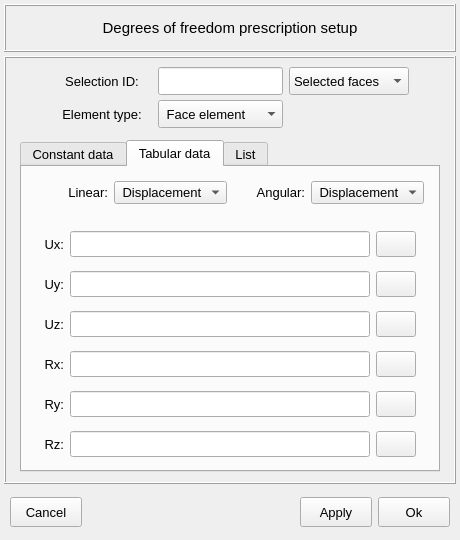
Old version of the form vibra/interface/data/ui_files/model/structural/excitations/dof_prescription_inputs.ui in the repository MOPT-UFSC/VIBRA.
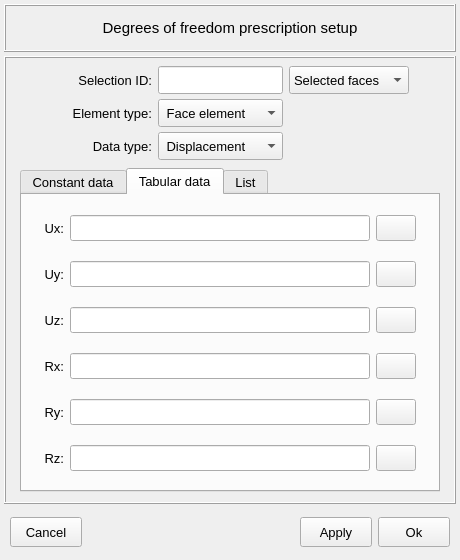
New version of the form. The open tabs and pages were chosen to show the change. Icons and pictures are not drawn.

```diff
--- a/vibra/interface/data/ui_files/model/structural/excitations/dof_prescription_inputs.ui
+++ b/vibra/interface/data/ui_files/model/structural/excitations/dof_prescription_inputs.ui
@@ -10,7 +10,7 @@
     <x>0</x>
     <y>0</y>
     <width>460</width>
-    <height>540</height>
+    <height>560</height>
    </rect>
   </property>
   <property name="sizePolicy">
@@ -28,7 +28,7 @@
   <property name="maximumSize">
    <size>
     <width>460</width>
-    <height>540</height>
+    <height>560</height>
    </size>
   </property>
   <property name="font">
@@ -157,7 +157,7 @@
         <property name="maximumSize">
          <size>
           <width>16777215</width>
-          <height>72</height>
+          <height>120</height>
          </size>
         </property>
         <property name="frameShape">
@@ -171,7 +171,7 @@
           <number>2</number>
          </property>
          <property name="topMargin">
-          <number>2</number>
+          <number>4</number>
          </property>
          <property name="rightMargin">
           <number>2</number>
@@ -183,20 +183,29 @@
           <number>6</number>
          </property>
          <property name="verticalSpacing">
-          <number>2</number>
+          <number>5</number>
          </property>
-         <item row="0" column="0">
-          <spacer name="horizontalSpacer_6">
-           <property name="orientation">
-            <enum>Qt::Orientation::Horizontal</enum>
-           </property>
-           <property name="sizeHint" stdset="0">
+         <item row="2" column="1">
+          <widget class="QLabel" name="label_linear">
+           <property name="minimumSize">
             <size>
-             <width>40</width>
-             <height>20</height>
+             <width>72</width>
+             <height>0</height>
             </size>
            </property>
-          </spacer>
+           <property name="font">
+            <font>
+             <pointsize>10</pointsize>
+             <bold>false</bold>
+            </font>
+           </property>
+           <property name="text">
+            <string>Data type:</string>
+           </property>
+           <property name="alignment">
+            <set>Qt::AlignmentFlag::AlignRight|Qt::AlignmentFlag::AlignTrailing|Qt::AlignmentFlag::AlignVCenter</set>
+           </property>
+          </widget>
          </item>
          <item row="0" column="2">
           <widget class="QLineEdit" name="lineEdit_selection_id">
@@ -260,7 +269,6 @@
            </property>
            <property name="font">
             <font>
-             <family>MS Shell Dlg 2</family>
              <pointsize>10</pointsize>
              <italic>false</italic>
              <bold>false</bold>
@@ -270,37 +278,7 @@
             <string>Selection ID:</string>
            </property>
            <property name="alignment">
-            <set>Qt::AlignmentFlag::AlignCenter</set>
-           </property>
-          </widget>
-         </item>
-         <item row="1" column="1">
-          <widget class="QLabel" name="label_3">
-           <property name="minimumSize">
-            <size>
-             <width>100</width>
-             <height>28</height>
-            </size>
-           </property>
-           <property name="maximumSize">
-            <size>
-             <width>100</width>
-             <height>28</height>
-            </size>
-           </property>
-           <property name="font">
-            <font>
-             <family>MS Shell Dlg 2</family>
-             <pointsize>10</pointsize>
-             <italic>false</italic>
-             <bold>false</bold>
-            </font>
-           </property>
-           <property name="text">
-            <string>Element type:</string>
-           </property>
-           <property name="alignment">
-            <set>Qt::AlignmentFlag::AlignCenter</set>
+            <set>Qt::AlignmentFlag::AlignRight|Qt::AlignmentFlag::AlignTrailing|Qt::AlignmentFlag::AlignVCenter</set>
            </property>
           </widget>
          </item>
@@ -336,6 +314,48 @@
            </item>
           </widget>
          </item>
+         <item row="1" column="1">
+          <widget class="QLabel" name="label_3">
+           <property name="minimumSize">
+            <size>
+             <width>100</width>
+             <height>28</height>
+            </size>
+           </property>
+           <property name="maximumSize">
+            <size>
+             <width>100</width>
+             <height>28</height>
+            </size>
+           </property>
+           <property name="font">
+            <font>
+             <pointsize>10</pointsize>
+             <italic>false</italic>
+             <bold>false</bold>
+            </font>
+           </property>
+           <property name="text">
+            <string>Element type:</string>
+           </property>
+           <property name="alignment">
+            <set>Qt::AlignmentFlag::AlignRight|Qt::AlignmentFlag::AlignTrailing|Qt::AlignmentFlag::AlignVCenter</set>
+           </property>
+          </widget>
+         </item>
+         <item row="0" column="0">
+          <spacer name="horizontalSpacer_6">
+           <property name="orientation">
+            <enum>Qt::Orientation::Horizontal</enum>
+           </property>
+           <property name="sizeHint" stdset="0">
+            <size>
+             <width>40</width>
+             <height>20</height>
+            </size>
+           </property>
+          </spacer>
+         </item>
          <item row="0" column="3">
           <widget class="QComboBox" name="comboBox_attribution_type">
            <property name="minimumSize">
@@ -378,6 +398,43 @@
            </item>
           </widget>
          </item>
+         <item row="2" column="2">
+          <widget class="QComboBox" name="comboBox_data_type">
+           <property name="minimumSize">
+            <size>
+             <width>0</width>
+             <height>28</height>
+            </size>
+           </property>
+           <property name="maximumSize">
+            <size>
+             <width>16777215</width>
+             <height>28</height>
+            </size>
+           </property>
+           <property name="font">
+            <font>
+             <pointsize>10</pointsize>
+             <bold>false</bold>
+            </font>
+           </property>
+           <item>
+            <property name="text">
+             <string> Displacement</string>
+            </property>
+           </item>
+           <item>
+            <property name="text">
+             <string> Velocity</string>
+            </property>
+           </item>
+           <item>
+            <property name="text">
+             <string> Acceleration</string>
+            </property>
+           </item>
+          </widget>
+         </item>
         </layout>
        </widget>
       </item>
@@ -1413,7 +1470,7 @@
              <property name="spacing">
               <number>2</number>
              </property>
-             <item row="1" column="0">
+             <item row="0" column="0">
               <widget class="QFrame" name="frame_9">
                <property name="frameShape">
                 <enum>QFrame::Shape::NoFrame</enum>
@@ -2108,171 +2165,6 @@
                </layout>
               </widget>
              </item>
-             <item row="0" column="0">
-              <widget class="QFrame" name="frame_16">
-               <property name="minimumSize">
-                <size>
-                 <width>0</width>
-                 <height>48</height>
-                </size>
-               </property>
-               <property name="maximumSize">
-                <size>
-                 <width>16777215</width>
-                 <height>48</height>
-                </size>
-               </property>
-               <property name="font">
-                <font>
-                 <pointsize>10</pointsize>
-                 <bold>false</bold>
-                </font>
-               </property>
-               <property name="frameShape">
-                <enum>QFrame::Shape::NoFrame</enum>
-               </property>
-               <property name="frameShadow">
-                <enum>QFrame::Shadow::Raised</enum>
-               </property>
-               <layout class="QGridLayout" name="gridLayout_19">
-                <property name="leftMargin">
-                 <number>6</number>
-                </property>
-                <property name="topMargin">
-                 <number>0</number>
-                </property>
-                <property name="rightMargin">
-                 <number>6</number>
-                </property>
-                <property name="bottomMargin">
-                 <number>0</number>
-                </property>
-                <property name="horizontalSpacing">
-                 <number>6</number>
-                </property>
-                <item row="0" column="2">
-                 <widget class="QComboBox" name="comboBox_linear_data_type">
-                  <property name="font">
-                   <font>
-                    <pointsize>10</pointsize>
-                    <bold>false</bold>
-                   </font>
-                  </property>
-                  <item>
-                   <property name="text">
-                    <string> Displacement</string>
-                   </property>
-                  </item>
-                  <item>
-                   <property name="text">
-                    <string> Velocity</string>
-                   </property>
-                  </item>
-                  <item>
-                   <property name="text">
-                    <string> Acceleration</string>
-                   </property>
-                  </item>
-                 </widget>
-                </item>
-                <item row="0" column="3">
-                 <widget class="QLabel" name="label_angular">
-                  <property name="minimumSize">
-                   <size>
-                    <width>72</width>
-                    <height>0</height>
-                   </size>
-                  </property>
-                  <property name="font">
-                   <font>
-                    <pointsize>10</pointsize>
-                    <bold>false</bold>
-                   </font>
-                  </property>
-                  <property name="text">
-                   <string>Angular:</string>
-                  </property>
-                  <property name="alignment">
-                   <set>Qt::AlignmentFlag::AlignRight|Qt::AlignmentFlag::AlignTrailing|Qt::AlignmentFlag::AlignVCenter</set>
-                  </property>
-                 </widget>
-                </item>
-                <item row="0" column="4">
-                 <widget class="QComboBox" name="comboBox_angular_data_type">
-                  <property name="font">
-                   <font>
-                    <pointsize>10</pointsize>
-                    <bold>false</bold>
-                   </font>
-                  </property>
-                  <item>
-                   <property name="text">
-                    <string> Displacement</string>
-                   </property>
-                  </item>
-                  <item>
-                   <property name="text">
-                    <string> Velocity</string>
-                   </property>
-                  </item>
-                  <item>
-                   <property name="text">
-                    <string> Acceleration</string>
-                   </property>
-                  </item>
-                 </widget>
-                </item>
-                <item row="0" column="1">
-                 <widget class="QLabel" name="label_linear">
-                  <property name="minimumSize">
-                   <size>
-                    <width>72</width>
-                    <height>0</height>
-                   </size>
-                  </property>
-                  <property name="font">
-                   <font>
-                    <pointsize>10</pointsize>
-                    <bold>false</bold>
-                   </font>
-                  </property>
-                  <property name="text">
-                   <string>Linear:</string>
-                  </property>
-                  <property name="alignment">
-                   <set>Qt::AlignmentFlag::AlignRight|Qt::AlignmentFlag::AlignTrailing|Qt::AlignmentFlag::AlignVCenter</set>
-                  </property>
-                 </widget>
-                </item>
-                <item row="0" column="0">
-                 <spacer name="horizontalSpacer_8">
-                  <property name="orientation">
-                   <enum>Qt::Orientation::Horizontal</enum>
-                  </property>
-                  <property name="sizeHint" stdset="0">
-                   <size>
-                    <width>40</width>
-                    <height>20</height>
-                   </size>
-                  </property>
-                 </spacer>
-                </item>
-                <item row="0" column="5">
-                 <spacer name="horizontalSpacer_12">
-                  <property name="orientation">
-                   <enum>Qt::Orientation::Horizontal</enum>
-                  </property>
-                  <property name="sizeHint" stdset="0">
-                   <size>
-                    <width>40</width>
-                    <height>20</height>
-                   </size>
-                  </property>
-                 </spacer>
-                </item>
-               </layout>
-              </widget>
-             </item>
             </layout>
            </widget>
            <widget class="QWidget" name="tab_list">
```
Left out of the diff: 14 changed lines with no effect on the pictures.
